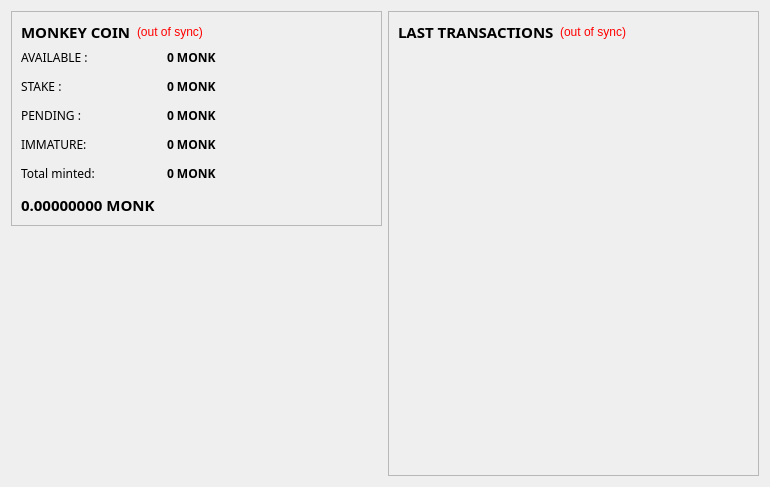
Before: the Qt Designer form src/qt/forms/overviewpage.ui in sha-doh/Monkey, drawn with Qt 5.
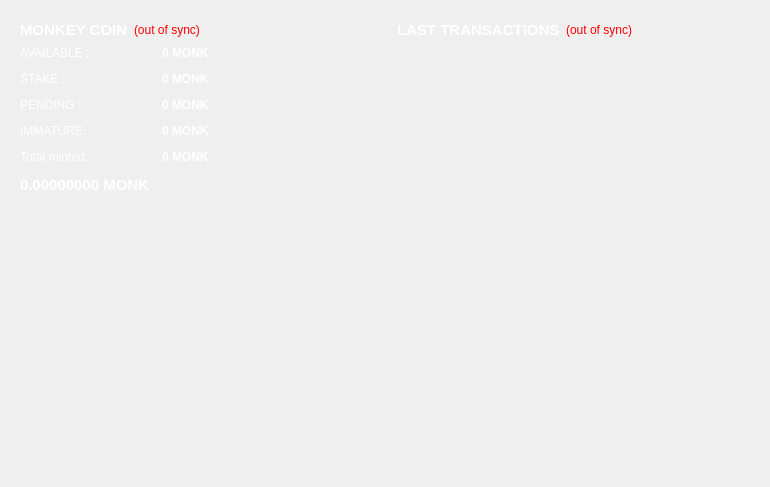
After: the same form once the commit is applied. Icons and pictures are not drawn.

The edit to the form file:
```diff
--- a/src/qt/forms/overviewpage.ui
+++ b/src/qt/forms/overviewpage.ui
@@ -19,10 +19,13 @@
      <item>
       <widget class="QFrame" name="frame">
        <property name="frameShape">
-        <enum>QFrame::StyledPanel</enum>
+        <enum>QFrame::NoFrame</enum>
        </property>
        <property name="frameShadow">
-        <enum>QFrame::Raised</enum>
+        <enum>QFrame::Plain</enum>
+       </property>
+       <property name="lineWidth">
+        <number>0</number>
        </property>
        <layout class="QVBoxLayout" name="verticalLayout_4">
         <item>
@@ -31,14 +34,14 @@
            <widget class="QLabel" name="label_5">
             <property name="font">
              <font>
-              <family>Copperplate Gothic Light</family>
+              <family>Ubuntu</family>
               <pointsize>11</pointsize>
               <weight>75</weight>
               <bold>true</bold>
              </font>
             </property>
             <property name="styleSheet">
-             <string notr="true">color: rgb(0, 0, 0);</string>
+             <string notr="true">color: rgb(255,255,255);</string>
             </property>
             <property name="text">
              <string>MONKEY COIN</string>
@@ -91,12 +94,12 @@
            <widget class="QLabel" name="label">
             <property name="font">
              <font>
-              <family>Copperplate Gothic Light</family>
+              <family>Ubuntu</family>
               <pointsize>9</pointsize>
              </font>
             </property>
             <property name="styleSheet">
-             <string notr="true">color: #000</string>
+             <string notr="true">color: #fff</string>
             </property>
             <property name="text">
              <string>AVAILABLE :</string>
@@ -107,7 +110,7 @@
            <widget class="QLabel" name="labelBalance">
             <property name="font">
              <font>
-              <family>Copperplate Gothic Light</family>
+              <family>Ubuntu</family>
               <pointsize>9</pointsize>
               <weight>75</weight>
               <bold>true</bold>
@@ -120,7 +123,7 @@
              <string>Your current spendable balance</string>
             </property>
             <property name="styleSheet">
-             <string notr="true">color: #000</string>
+             <string notr="true">color: #fff</string>
             </property>
             <property name="text">
              <string notr="true">0 MONK</string>
@@ -134,12 +137,12 @@
            <widget class="QLabel" name="label_6">
             <property name="font">
              <font>
-              <family>Copperplate Gothic Light</family>
+              <family>Ubuntu</family>
               <pointsize>9</pointsize>
              </font>
             </property>
             <property name="styleSheet">
-             <string notr="true">color: #000</string>
+             <string notr="true">color: #fff</string>
             </property>
             <property name="text">
              <string>STAKE :</string>
@@ -150,7 +153,7 @@
            <widget class="QLabel" name="labelStake">
             <property name="font">
              <font>
-              <family>Copperplate Gothic Light</family>
+              <family>Ubuntu</family>
               <pointsize>9</pointsize>
               <weight>75</weight>
               <bold>true</bold>
@@ -163,7 +166,7 @@
              <string>Total of coins that was staked, and do not yet count toward the current balance</string>
             </property>
             <property name="styleSheet">
-             <string notr="true">color: #000</string>
+             <string notr="true">color: #fff</string>
             </property>
             <property name="text">
              <string notr="true">0 MONK</string>
@@ -177,12 +180,12 @@
            <widget class="QLabel" name="label_3">
             <property name="font">
              <font>
-              <family>Copperplate Gothic Light</family>
+              <family>Ubuntu</family>
               <pointsize>9</pointsize>
              </font>
             </property>
             <property name="styleSheet">
-             <string notr="true">color: #000</string>
+             <string notr="true">color: #fff</string>
             </property>
             <property name="text">
              <string>PENDING :</string>
@@ -193,7 +196,7 @@
            <widget class="QLabel" name="labelUnconfirmed">
             <property name="font">
              <font>
-              <family>Copperplate Gothic Light</family>
+              <family>Ubuntu</family>
               <pointsize>9</pointsize>
               <weight>75</weight>
               <bold>true</bold>
@@ -206,7 +209,7 @@
              <string>Total of transactions that have yet to be confirmed, and do not yet count toward the current balance</string>
             </property>
             <property name="styleSheet">
-             <string notr="true">color: #000</string>
+             <string notr="true">color: #fff</string>
             </property>
             <property name="text">
              <string notr="true">0 MONK</string>
@@ -220,12 +223,12 @@
            <widget class="QLabel" name="labelImmatureText">
             <property name="font">
              <font>
-              <family>Copperplate Gothic Light</family>
+              <family>Ubuntu</family>
               <pointsize>9</pointsize>
              </font>
             </property>
             <property name="styleSheet">
-             <string notr="true">color: #000</string>
+             <string notr="true">color: #fff</string>
             </property>
             <property name="text">
              <string>IMMATURE:</string>
@@ -236,7 +239,7 @@
            <widget class="QLabel" name="labelImmature">
             <property name="font">
              <font>
-              <family>Copperplate Gothic Light</family>
+              <family>Ubuntu</family>
               <pointsize>9</pointsize>
               <weight>75</weight>
               <bold>true</bold>
@@ -246,7 +249,7 @@
              <string>Mined balance that has not yet matured</string>
             </property>
             <property name="styleSheet">
-             <string notr="true">color: #000</string>
+             <string notr="true">color: #fff</string>
             </property>
             <property name="text">
              <string notr="true">0 MONK</string>
@@ -260,12 +263,12 @@
            <widget class="QLabel" name="labelMintedText">
             <property name="font">
              <font>
-              <family>Copperplate Gothic Light</family>
+              <family>Ubuntu</family>
               <pointsize>9</pointsize>
              </font>
             </property>
             <property name="styleSheet">
-             <string notr="true">color: #000</string>
+             <string notr="true">color: #fff</string>
             </property>
             <property name="text">
              <string>Total minted:</string>
@@ -276,7 +279,7 @@
            <widget class="QLabel" name="labelMinted">
             <property name="font">
              <font>
-              <family>Copperplate Gothic Light</family>
+              <family>Ubuntu</family>
               <pointsize>9</pointsize>
               <weight>75</weight>
               <bold>true</bold>
@@ -289,7 +292,7 @@
              <string>Total number of coins made by POS</string>
             </property>
             <property name="styleSheet">
-             <string notr="true">color: #000</string>
+             <string notr="true">color: #fff</string>
             </property>
             <property name="text">
              <string notr="true">0 MONK</string>
@@ -303,7 +306,7 @@
            <widget class="QLabel" name="labelTotal">
             <property name="font">
              <font>
-              <family>Copperplate Gothic Light</family>
+              <family>Ubuntu</family>
               <pointsize>11</pointsize>
               <weight>75</weight>
               <bold>true</bold>
@@ -316,7 +319,7 @@
              <string>Your current total balance</string>
             </property>
             <property name="styleSheet">
-             <string notr="true">color: #000</string>
+             <string notr="true">color: #fff</string>
             </property>
             <property name="text">
              <string notr="true">0.00000000 MONK</string>
@@ -376,10 +379,13 @@
      <item>
       <widget class="QFrame" name="frame_2">
        <property name="frameShape">
-        <enum>QFrame::StyledPanel</enum>
+        <enum>QFrame::NoFrame</enum>
        </property>
        <property name="frameShadow">
-        <enum>QFrame::Raised</enum>
+        <enum>QFrame::Plain</enum>
+       </property>
+       <property name="lineWidth">
+        <number>0</number>
        </property>
        <layout class="QVBoxLayout" name="verticalLayout">
         <item>
@@ -388,17 +394,17 @@
            <widget class="QLabel" name="label_4">
             <property name="font">
              <font>
-              <family>Copperplate Gothic Light</family>
+              <family>Ubuntu</family>
               <pointsize>11</pointsize>
               <weight>75</weight>
               <bold>true</bold>
              </font>
             </property>
             <property name="styleSheet">
-             <string notr="true">QLabel { color: #000000; border: none;}</string>
+             <string notr="true">QLabel { color: #fff; border: none;}</string>
             </property>
             <property name="text">
-             <string>&lt;html&gt;&lt;head/&gt;&lt;body&gt;&lt;p&gt;&lt;span style=&quot; font-weight:600; color:#000;&quot;&gt;LAST TRANSACTIONS&lt;/span&gt;&lt;/p&gt;&lt;/body&gt;&lt;/html&gt;</string>
+             <string>&lt;html&gt;&lt;head/&gt;&lt;body&gt;&lt;p&gt;&lt;span style=&quot; font-weight:600; color:#fff;&quot;&gt;LAST TRANSACTIONS&lt;/span&gt;&lt;/p&gt;&lt;/body&gt;&lt;/html&gt;</string>
             </property>
            </widget>
           </item>
@@ -437,7 +443,7 @@
          <widget class="QListView" name="listTransactions">
           <property name="font">
            <font>
-            <family>Copperplate Gothic Light</family>
+            <family>Ubuntu</family>
            </font>
           </property>
           <property name="styleSheet">
```
